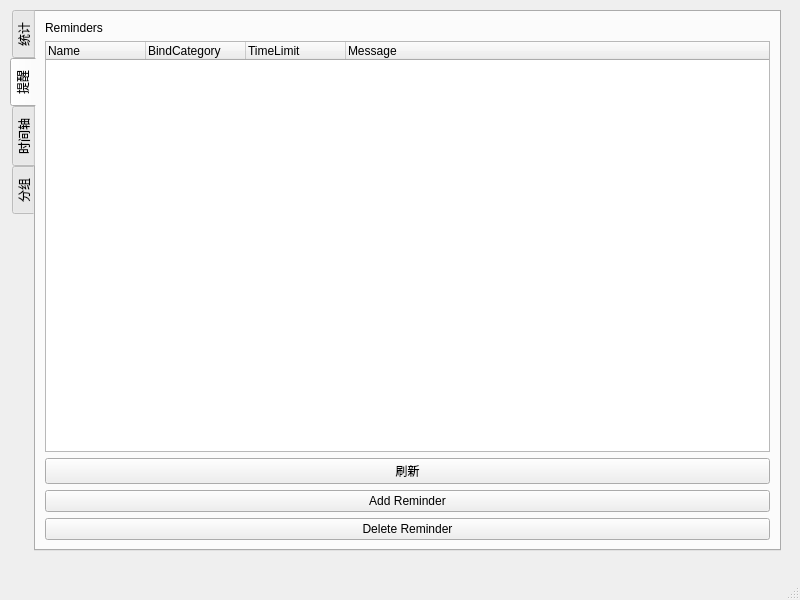
First picture: the form in mainwindow.ui, repository tianzhengs/QT_23proj, before the edit.
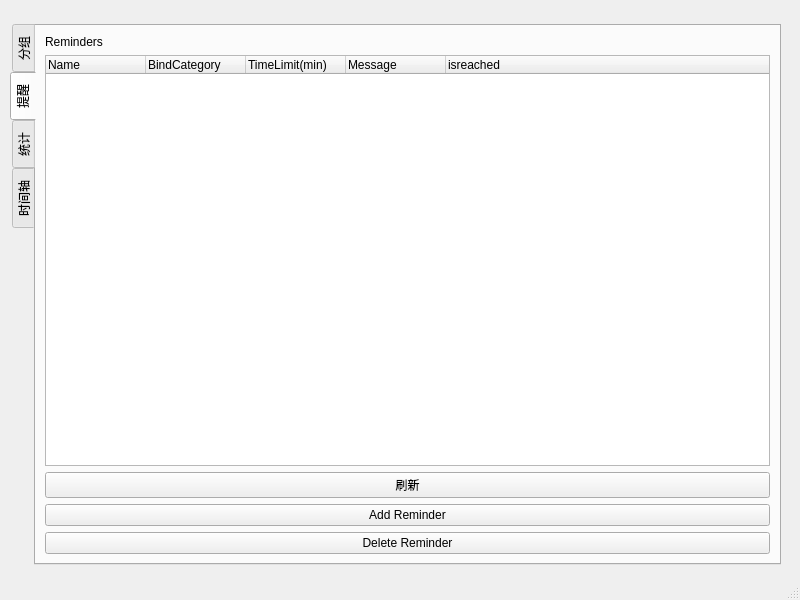
Second picture: the form after the edit. The open tabs and pages were chosen to show the change.

```diff
--- a/mainwindow.ui
+++ b/mainwindow.ui
@@ -18,7 +18,7 @@
     <property name="geometry">
      <rect>
       <x>10</x>
-      <y>10</y>
+      <y>24</y>
       <width>771</width>
       <height>541</height>
      </rect>
@@ -29,6 +29,119 @@
     <property name="currentIndex">
      <number>0</number>
     </property>
+    <widget class="QWidget" name="tab_4">
+     <attribute name="title">
+      <string>分组</string>
+     </attribute>
+     <layout class="QGridLayout" name="gridLayout">
+      <item row="3" column="0">
+       <widget class="QPushButton" name="pushButton">
+        <property name="text">
+         <string>Add Category</string>
+        </property>
+       </widget>
+      </item>
+      <item row="1" column="0">
+       <widget class="QLabel" name="label">
+        <property name="text">
+         <string>Categories</string>
+        </property>
+       </widget>
+      </item>
+      <item row="4" column="0">
+       <widget class="QPushButton" name="pushButton_2">
+        <property name="text">
+         <string>Delete Category</string>
+        </property>
+       </widget>
+      </item>
+      <item row="2" column="0">
+       <widget class="QTreeWidget" name="CategoryList">
+        <column>
+         <property name="text">
+          <string notr="true">1</string>
+         </property>
+        </column>
+       </widget>
+      </item>
+     </layout>
+    </widget>
+    <widget class="QWidget" name="tab_2">
+     <attribute name="title">
+      <string>提醒</string>
+     </attribute>
+     <layout class="QGridLayout" name="gridLayout">
+      <item row="3" column="0">
+       <widget class="QPushButton" name="pushButton_reminder3">
+        <property name="text">
+         <string>刷新</string>
+        </property>
+       </widget>
+      </item>
+      <item row="5" column="0">
+       <widget class="QPushButton" name="pushButton_reminder2">
+        <property name="text">
+         <string>Delete Reminder</string>
+        </property>
+       </widget>
+      </item>
+      <item row="4" column="0">
+       <widget class="QPushButton" name="pushButton_reminder1">
+        <property name="text">
+         <string>Add Reminder</string>
+        </property>
+       </widget>
+      </item>
+      <item row="2" column="0">
+       <widget class="QTreeWidget" name="ReminderList">
+        <property name="lineWidth">
+         <number>1</number>
+        </property>
+        <property name="columnCount">
+         <number>5</number>
+        </property>
+        <attribute name="headerVisible">
+         <bool>true</bool>
+        </attribute>
+        <attribute name="headerCascadingSectionResizes">
+         <bool>false</bool>
+        </attribute>
+        <column>
+         <property name="text">
+          <string>Name</string>
+         </property>
+        </column>
+        <column>
+         <property name="text">
+          <string notr="true">BindCategory</string>
+         </property>
+        </column>
+        <column>
+         <property name="text">
+          <string>TimeLimit(min)</string>
+         </property>
+        </column>
+        <column>
+         <property name="text">
+          <string>Message</string>
+         </property>
+        </column>
+        <column>
+         <property name="text">
+          <string>isreached</string>
+         </property>
+        </column>
+       </widget>
+      </item>
+      <item row="1" column="0">
+       <widget class="QLabel" name="label_2">
+        <property name="text">
+         <string>Reminders</string>
+        </property>
+       </widget>
+      </item>
+     </layout>
+    </widget>
     <widget class="QWidget" name="tab">
      <attribute name="title">
       <string>统计</string>
@@ -115,71 +228,16 @@
        </property>
       </column>
      </widget>
-    </widget>
-    <widget class="QWidget" name="tab_2">
-     <attribute name="title">
-      <string>提醒</string>
-     </attribute>
-     <layout class="QGridLayout" name="gridLayout">
-      <item row="5" column="0">
-       <widget class="QPushButton" name="pushButton_reminder2">
-        <property name="text">
-         <string>Delete Reminder</string>
-        </property>
-       </widget>
-      </item>
-      <item row="1" column="0">
-       <widget class="QLabel" name="label_2">
-        <property name="text">
-         <string>Reminders</string>
-        </property>
-       </widget>
-      </item>
-      <item row="2" column="0">
-       <widget class="QTreeWidget" name="ReminderList">
-        <property name="lineWidth">
-         <number>1</number>
-        </property>
-        <property name="columnCount">
-         <number>4</number>
-        </property>
-        <column>
-         <property name="text">
-          <string notr="true">Name</string>
-         </property>
-        </column>
-        <column>
-         <property name="text">
-          <string notr="true">BindCategory</string>
-         </property>
-        </column>
-        <column>
-         <property name="text">
-          <string notr="true">TimeLimit</string>
-         </property>
-        </column>
-        <column>
-         <property name="text">
-          <string notr="true">Message</string>
-         </property>
-        </column>
-       </widget>
-      </item>
-      <item row="4" column="0">
-       <widget class="QPushButton" name="pushButton_reminder1">
-        <property name="text">
-         <string>Add Reminder</string>
-        </property>
-       </widget>
-      </item>
-      <item row="3" column="0">
-       <widget class="QPushButton" name="pushButton_reminder3">
-        <property name="text">
-         <string>刷新</string>
-        </property>
-       </widget>
-      </item>
-     </layout>
+     <widget class="QGraphicsView" name="graph">
+      <property name="geometry">
+       <rect>
+        <x>20</x>
+        <y>280</y>
+        <width>711</width>
+        <height>251</height>
+       </rect>
+      </property>
+     </widget>
     </widget>
     <widget class="QWidget" name="tab_3">
      <attribute name="title">
@@ -196,43 +254,6 @@
       </property>
      </widget>
     </widget>
-    <widget class="QWidget" name="tab_4">
-     <attribute name="title">
-      <string>分组</string>
-     </attribute>
-     <layout class="QGridLayout" name="gridLayout">
-      <item row="3" column="0">
-       <widget class="QPushButton" name="pushButton">
-        <property name="text">
-         <string>Add Category</string>
-        </property>
-       </widget>
-      </item>
-      <item row="1" column="0">
-       <widget class="QLabel" name="label">
-        <property name="text">
-         <string>Categories</string>
-        </property>
-       </widget>
-      </item>
-      <item row="4" column="0">
-       <widget class="QPushButton" name="pushButton_2">
-        <property name="text">
-         <string>Delete Category</string>
-        </property>
-       </widget>
-      </item>
-      <item row="2" column="0">
-       <widget class="QTreeWidget" name="CategoryList">
-        <column>
-         <property name="text">
-          <string notr="true">1</string>
-         </property>
-        </column>
-       </widget>
-      </item>
-     </layout>
-    </widget>
    </widget>
   </widget>
   <widget class="QMenuBar" name="menubar">
```
Left out of the diff: 2 changed lines with no effect on the pictures.
